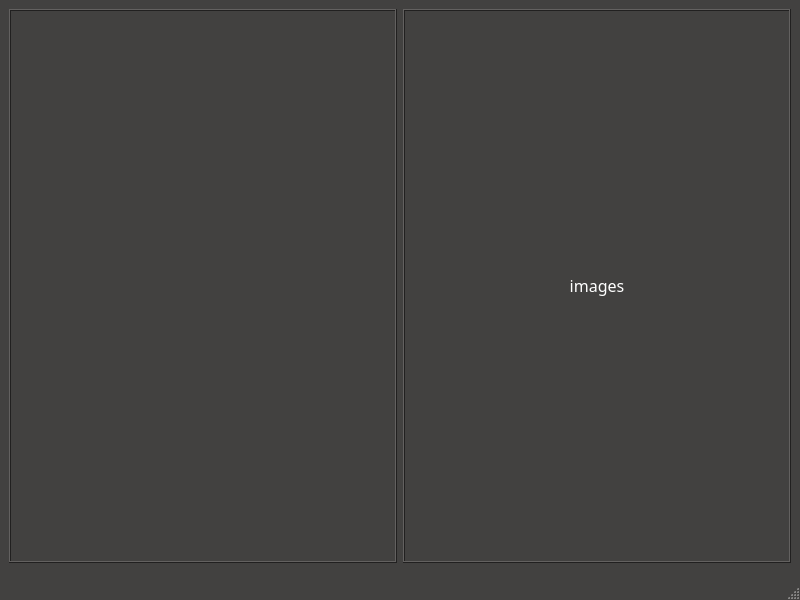
This is client/mainwindow.ui in Y-Galal/Urban-Remote-Control as Qt 5 draws it before an edit. The edited form follows.
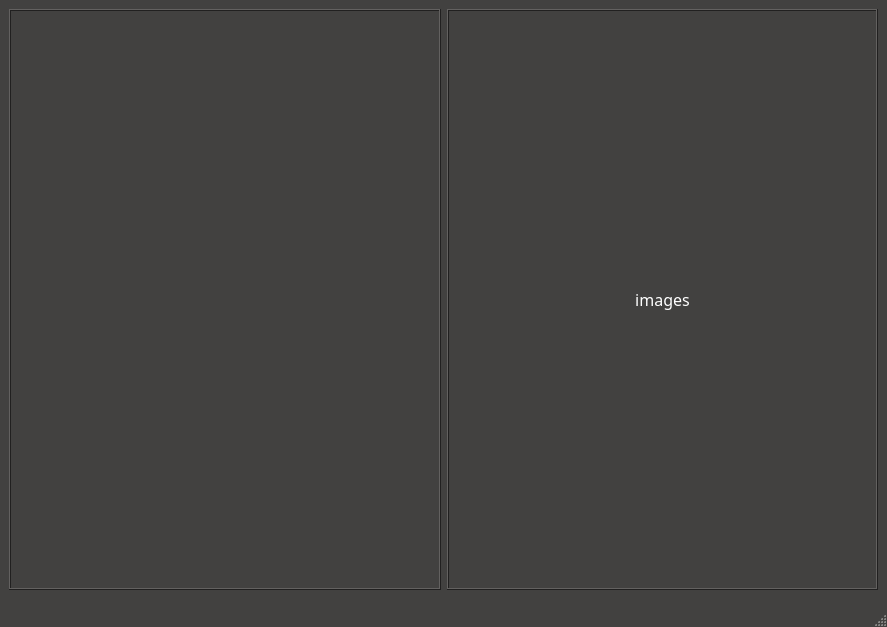
This is the edited form. Icons and pictures are not drawn.

Patch:
```diff
--- a/client/mainwindow.ui
+++ b/client/mainwindow.ui
@@ -6,8 +6,8 @@
    <rect>
     <x>0</x>
     <y>0</y>
-    <width>800</width>
-    <height>600</height>
+    <width>887</width>
+    <height>627</height>
    </rect>
   </property>
   <property name="palette">
@@ -497,6 +497,12 @@
                   <height>100</height>
                  </size>
                 </property>
+                <property name="checkable">
+                 <bool>false</bool>
+                </property>
+                <property name="checked">
+                 <bool>false</bool>
+                </property>
                 <property name="autoExclusive">
                  <bool>false</bool>
                 </property>
@@ -639,7 +645,7 @@
         <property name="frameShadow">
          <enum>QFrame::Raised</enum>
         </property>
-        <layout class="QHBoxLayout" name="horizontalLayout_3">
+        <layout class="QVBoxLayout" name="verticalLayout_2">
          <item>
           <widget class="QLabel" name="label">
            <property name="sizePolicy">
```
Left out of the diff: 10 changed lines with no effect on the pictures.
